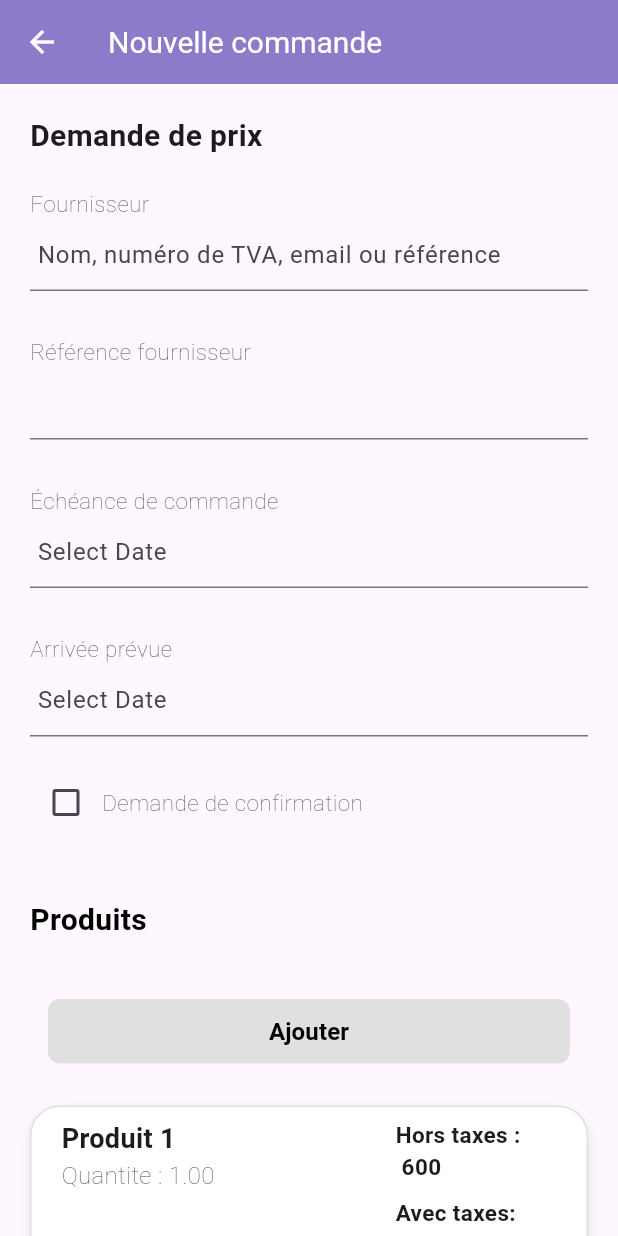
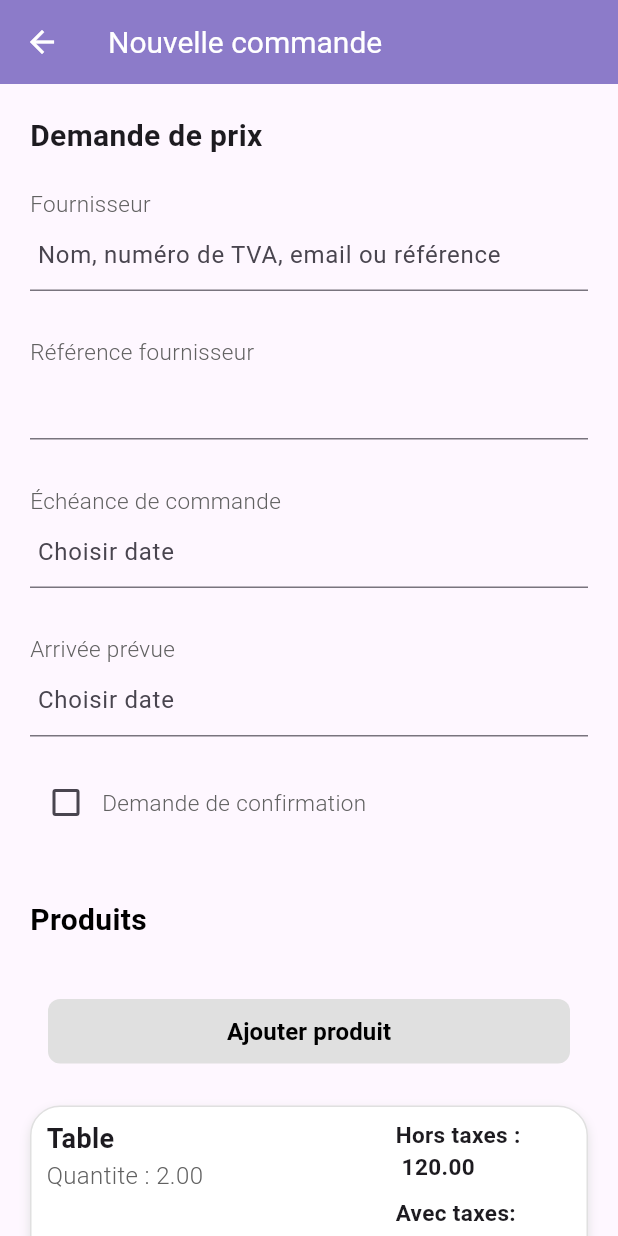
Before and after one commit to oussama-souidi/odoo_erp_mobile_app, a Flutter app: the details_page screen opened directly, on a phone screen of 412 x 824 dp. Run offline on Flutter 3.47's test engine with Material 3 defaults, Android fonts, the light colour scheme and no system bars.

Commit message:
keka w bara

```diff
--- a/lib/main.dart
+++ b/lib/main.dart
@@ -13,7 +13,7 @@ class MyApp extends StatelessWidget {
   Widget build(BuildContext context) {
     return MaterialApp(
       debugShowCheckedModeBanner: false,
-      home: details_page(),
+      home: HomePage(),
     );
   }
 }
--- a/lib/modules/achats/components/details_page.dart
+++ b/lib/modules/achats/components/details_page.dart
@@ -1,13 +1,10 @@
-import 'package:flutter/cupertino.dart';
 import 'package:flutter/material.dart';
-import 'package:flutter/rendering.dart';
+import 'package:mobile_app/modules/achats/produits/fake_repository.dart';
 import 'package:mobile_app/modules/achats/produits/product_item.dart';
-
-import 'fake_repository.dart';
-import 'list_item.dart';
 
 class details_page extends StatefulWidget {
   const details_page({super.key});
+
 
   @override
   State<details_page> createState() => _details_pageState();
@@ -67,7 +64,7 @@ class _details_pageState extends State<details_page> {
                 'Fournisseur',
                 style: TextStyle(
                     fontSize: 15.0,
-                    fontWeight: FontWeight.w100,
+                    fontWeight: FontWeight.w300,
                     color: Colors.grey[700]),
               ),
               const TextField(
@@ -83,7 +80,7 @@ class _details_pageState extends State<details_page> {
                 'Référence fournisseur',
                 style: TextStyle(
                     fontSize: 15.0,
-                    fontWeight: FontWeight.w100,
+                    fontWeight: FontWeight.w300,
                     color: Colors.grey[700]),
               ),
               const TextField(
@@ -97,7 +94,7 @@ class _details_pageState extends State<details_page> {
                 'Échéance de commande',
                 style: TextStyle(
                     fontSize: 15.0,
-                    fontWeight: FontWeight.w100,
+                    fontWeight: FontWeight.w300,
                     color: Colors.grey[700]),
               ),
               TextField(
@@ -106,7 +103,7 @@ class _details_pageState extends State<details_page> {
                 decoration: InputDecoration(
                   hintText:
                       selectedDates["echeance"]?.toString().substring(0, 10) ??
-                          'Select Date',
+                          'Choisir date',
                   contentPadding: const EdgeInsets.only(left: 5),
                 ),
               ),
@@ -117,7 +114,7 @@ class _details_pageState extends State<details_page> {
                 'Arrivée prévue',
                 style: TextStyle(
                     fontSize: 15.0,
-                    fontWeight: FontWeight.w100,
+                    fontWeight: FontWeight.w300,
                     color: Colors.grey[700]),
               ),
               TextField(
@@ -127,7 +124,7 @@ class _details_pageState extends State<details_page> {
                 decoration: InputDecoration(
                   hintText:
                       selectedDates["arrivee"]?.toString().substring(0, 10) ??
-                          'Select Date',
+                          'Choisir date',
                   contentPadding: const EdgeInsets.only(left: 5),
                 ),
               ),
@@ -147,22 +144,19 @@ class _details_pageState extends State<details_page> {
                   Text('Demande de confirmation',
                       style: TextStyle(
                           fontSize: 15.0,
-                          fontWeight: FontWeight.w100,
+                          fontWeight: FontWeight.w300,
                           color: Colors.grey[700])),
                 ],
               ),
               const SizedBox(
                 height: 40,
               ),
-
-
               Text(
                 'Produits',
                 style: TextStyle(
                     fontSize: 20.0,
                     fontWeight: FontWeight.bold,
                     color: Colors.black),
-
               ),
               SizedBox(
                 height: 30,
@@ -179,7 +173,7 @@ class _details_pageState extends State<details_page> {
                   ),
                   child: const Center(
                     child: Text(
-                      "Ajouter",
+                      "Ajouter produit",
                       style: TextStyle(
                         color: Colors.black,
                         fontWeight: FontWeight.bold,
@@ -189,22 +183,25 @@ class _details_pageState extends State<details_page> {
                   ),
                 ),
               ),
-
               const SizedBox(
                 height: 20,
               ),
-
               SizedBox(
-                height: 500,
+                height: _data.length*130,
                 child: GridView.builder(
                     gridDelegate:
                         const SliverGridDelegateWithFixedCrossAxisCount(
                             crossAxisCount: 1,
                             mainAxisExtent: 120,
                             mainAxisSpacing: 10),
-                    itemCount: 3,
+                    itemCount: _data.length,
                     itemBuilder: (context, index) {
-                      return ProductItem();
+                      return ProductItem(
+                          produit: _data[index].produit,
+                          quantite: _data[index].quantite,
+                          prixUnitaire: _data[index].prixUnitaire,
+                          prix_horsTax: _data[index].prix_horsTax,
+                          prix_avecTax: _data[index].prix_avecTax);
                     }),
               ),
             ],
--- /dev/null
+++ b/lib/modules/achats/produits/ajouter_produit.dart
@@ -0,0 +1,42 @@
+import 'package:flutter/cupertino.dart';
+import 'package:flutter/material.dart';
+import 'package:flutter/rendering.dart';
+
+
+
+class AjouterProduit extends StatefulWidget {
+  const AjouterProduit({super.key});
+
+  @override
+  State<AjouterProduit> createState() => _details_pageState();
+}
+
+class _details_pageState extends State<AjouterProduit> {
+
+
+  @override
+  Widget build(BuildContext context) {
+    return Scaffold(
+      backgroundColor: Theme.of(context).colorScheme.surface,
+      appBar: AppBar(
+        backgroundColor: const Color(0xff8c7bc9),
+        iconTheme: const IconThemeData(
+          color: Colors.white,
+        ),
+        title: const Text(
+          "Créer Lignes de commande",
+          style: TextStyle(color: Colors.white, fontSize: 20),
+        ),
+      ),
+      body: SingleChildScrollView(
+        child: Padding(
+          padding: const EdgeInsets.symmetric(horizontal: 20),
+          child: Column(
+            crossAxisAlignment: CrossAxisAlignment.start,
+            children: [],
+          ),
+        ),
+      ),
+    );
+  }
+}
--- /dev/null
+++ b/lib/modules/achats/produits/data_model.dart
@@ -0,0 +1,10 @@
+class DataModel {
+  final String produit;
+  final String quantite;
+  final String prixUnitaire;
+  final String prix_horsTax;
+  final String prix_avecTax;
+
+  DataModel({required this.produit, required this.quantite, required this.prixUnitaire, required this.prix_horsTax, required this.prix_avecTax,
+      });
+}
--- /dev/null
+++ b/lib/modules/achats/produits/fake_repository.dart
@@ -0,0 +1,30 @@
+import 'package:mobile_app/modules/achats/produits/data_model.dart';
+
+class FakeRepo {
+  static List<DataModel> data = [
+    DataModel(
+        produit: 'Table',
+        quantite: '2.00',
+        prixUnitaire: '60.00',
+        prix_horsTax: '120.00',
+        prix_avecTax: '140.00'),
+    DataModel(
+        produit: 'Laptop',
+        quantite: '1.00',
+        prixUnitaire: '2600.00',
+        prix_horsTax: '2600.00',
+        prix_avecTax: '2750.00'),
+    DataModel(
+        produit: 'Clavier',
+        quantite: '1.00',
+        prixUnitaire: '100.00',
+        prix_horsTax: '100.00',
+        prix_avecTax: '115.00'),
+    DataModel(
+        produit: 'Souris',
+        quantite: '1.00',
+        prixUnitaire: '60.00',
+        prix_horsTax: '60.00',
+        prix_avecTax: '75.00'),
+  ];
+}
--- a/lib/modules/achats/produits/product_item.dart
+++ b/lib/modules/achats/produits/product_item.dart
@@ -2,13 +2,14 @@ import 'package:flutter/material.dart';
 
 
 class ProductItem extends StatelessWidget {
-  /*final String fournisseur;
-  final String montant;
-  final String id;
-  final String date;
-  final String etat;*/
+  final String produit;
+  final String quantite;
+  final String prixUnitaire;
+  final String prix_horsTax;
+  final String prix_avecTax;
 
-  const ProductItem({super.key});
+  const ProductItem({super.key, required this.produit, required this.quantite, required this.prixUnitaire, required this.prix_horsTax, required this.prix_avecTax});
+
 
   @override
   Widget build(BuildContext context) {
@@ -28,7 +29,7 @@ class ProductItem extends StatelessWidget {
         children: [
           Padding(
             padding: const EdgeInsets.symmetric(
-                vertical: 8.0, horizontal: 20),
+                vertical: 8.0, horizontal: 10),
             child: Column(
               crossAxisAlignment: CrossAxisAlignment.start,
               mainAxisAlignment:
@@ -39,25 +40,25 @@ class ProductItem extends StatelessWidget {
                   CrossAxisAlignment.start,
                   children: [
                     Text(
-                      "Produit 1",
+                      this.produit,
                       style: TextStyle(
                           fontSize: 18.0,
                           fontWeight: FontWeight.bold),
                     ),
                     Text(
-                      "Quantite : 1.00",
+                      "Quantite : "+ this.quantite,
                       style: TextStyle(
                           fontSize: 16.0,
-                          fontWeight: FontWeight.w100,
+                          fontWeight: FontWeight.w300,
                           color: Colors.grey[700]),
                     ),
                   ],
                 ),
                 Text(
-                  "Prix unitaire : 200.00",
+                  "Prix unitaire : "+ this.prixUnitaire,
                   style: TextStyle(
                       fontSize: 16.0,
-                      fontWeight: FontWeight.w100,
+                      fontWeight: FontWeight.w300,
                       color: Colors.grey[700]),
                 ),
               ],
@@ -69,14 +70,14 @@ class ProductItem extends StatelessWidget {
             child: Column(
               crossAxisAlignment: CrossAxisAlignment.start,
               children: [
-                Text("Hors taxes : \n 600",
+                Text("Hors taxes : \n "+this.prix_horsTax,
                     style: TextStyle(
                         fontSize: 15.0,
                         fontWeight: FontWeight.bold)),
                 SizedBox(
                   height: 10,
                 ),
-                Text("Avec taxes: \n 690",
+                Text("Avec taxes: \n "+this.prix_avecTax,
                     style: TextStyle(
                         fontSize: 15.0,
                         fontWeight: FontWeight.bold)),
```
